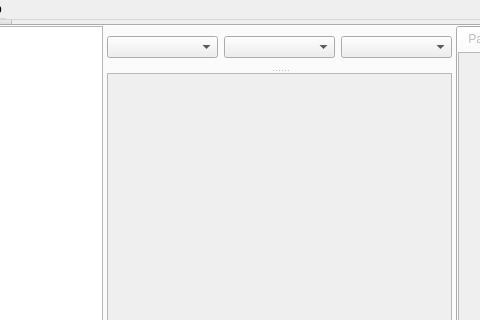
Above: obslight/ObsLightGui/ui/obsLightMain.ui from ronan22/obs-light before the change; both pictures show x 177 to 657 and y 0 to 320 of the 1070 by 800 pixel window. Below: the same form after it.
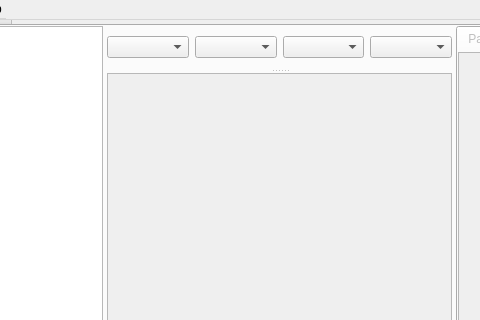
That is the form after the change. Icons and pictures are not drawn. Custom widgets are drawn as their Qt base class.

Commit message: - Add Source status.

What changed in the file:
```diff
--- a/obslight/ObsLightGui/ui/obsLightMain.ui
+++ b/obslight/ObsLightGui/ui/obsLightMain.ui
@@ -331,6 +331,16 @@
              </size>
             </property>
             <layout class="QHBoxLayout" name="horizontalLayout_2">
+             <item>
+              <widget class="QComboBox" name="sourceStatusComboBox">
+               <property name="sizePolicy">
+                <sizepolicy hsizetype="Expanding" vsizetype="Fixed">
+                 <horstretch>0</horstretch>
+                 <verstretch>0</verstretch>
+                </sizepolicy>
+               </property>
+              </widget>
+             </item>
              <item>
               <widget class="QComboBox" name="obsStatusFilterComboBox">
                <property name="sizePolicy">
```
The commit also changes 10 other files.
